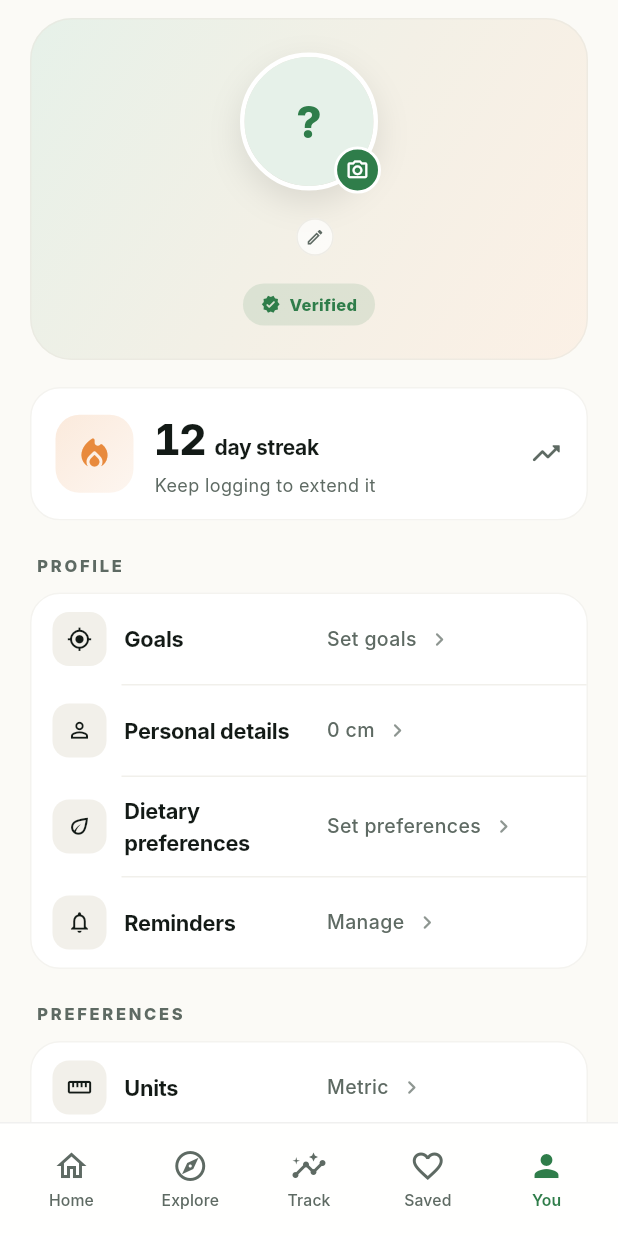
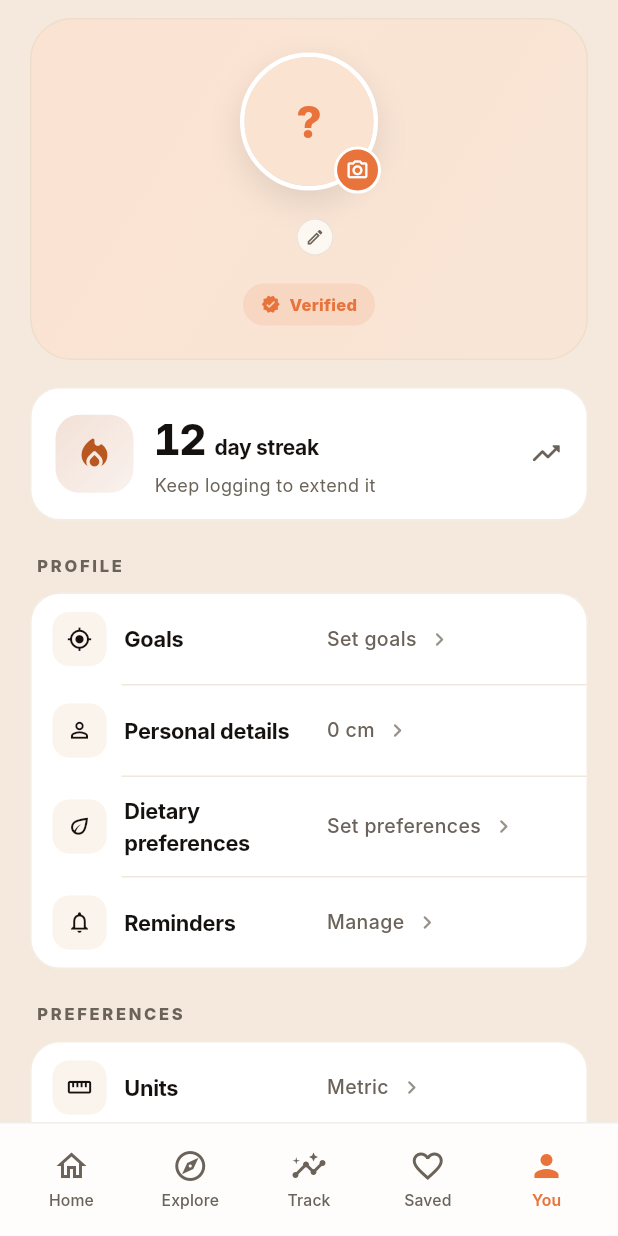
Before and after one commit to momodeveluk2024/nutrivita-flutter, a Flutter app: the AppShell screen opened by its route, item 5 of the bottom bar chosen, on a phone screen of 412 x 824 dp. Run offline on Flutter 3.47's test engine with Material 3 defaults, Android fonts, the phone set to English and light mode, and no system bars; our stand-ins replace device_preview, dio, flutter_secure_storage, go_router, google_fonts, image_picker and 1 more; accounts and stored records are empty; network calls fail; Roboto replaces fonts that are missing (Inter).

Commit message:
Adopt Nutrimate Design System v2 — warm peach + amber + Instrument Serif
Implements the new design system from /Nutrimate Design System/:
direction = "editorial food magazine × premium iOS app".

theme.dart token swap:
- bg #FBFAF6 → #F4E9DC (warm peach, no green tint)
- accent #2F7D4A green → #E8743C amber/orange (and accentSoft / accentDeep)
- text #131A16 → #14110E (warm near-black)
- vitamin C, A, D, K, Fe, Mg, Ca pills warmed to match the design's
  nutrient hue map (sage for C, deeper amber for A, etc.)
- Added NV.sage + NV.sageSoft to keep the old brand green available
  for OK semantics
- Added NV.surfaceInk (#14110E) for the dark inverse "recommendation"
  card pattern from the kit

Typography:
- Every GoogleFonts.fraunces(...) call across 5 screens (home, splash,
  sign-in, sign-up, onboarding) → GoogleFonts.instrumentSerif(...)
  per the design's specified display serif.

Home greeting:
- Italic now sits on the user's *name* (matches the kit's "Morning,
  *Jane*" pattern), not the time word.

Net effect: every existing NV.accent reference (buttons, chips,
"Verified" pill, ring progress, etc) flips from green to amber
automatically; the entire app turns warm peach in one commit.

```diff
--- a/lib/screens/onboarding.dart
+++ b/lib/screens/onboarding.dart
@@ -172,7 +172,7 @@ class _OnboardingScreenState extends State<OnboardingScreen> {
                                     TextSpan(text: s.titleLead),
                                     TextSpan(
                                       text: s.titleAccent,
-                                      style: GoogleFonts.fraunces(
+                                      style: GoogleFonts.instrumentSerif(
                                         fontStyle: FontStyle.italic,
                                         fontWeight: FontWeight.w500,
                                         fontSize: 32,
--- a/lib/screens/sign_in.dart
+++ b/lib/screens/sign_in.dart
@@ -114,7 +114,7 @@ class _SignInScreenState extends State<SignInScreen> {
                                 const TextSpan(text: 'Welcome '),
                                 TextSpan(
                                   text: 'back.',
-                                  style: GoogleFonts.fraunces(
+                                  style: GoogleFonts.instrumentSerif(
                                     fontStyle: FontStyle.italic,
                                     fontWeight: FontWeight.w500,
                                     fontSize: 36,
--- a/lib/screens/sign_up.dart
+++ b/lib/screens/sign_up.dart
@@ -140,7 +140,7 @@ class _SignUpScreenState extends State<SignUpScreen> {
                                 const TextSpan(text: 'Create '),
                                 TextSpan(
                                   text: 'account.',
-                                  style: GoogleFonts.fraunces(
+                                  style: GoogleFonts.instrumentSerif(
                                     fontStyle: FontStyle.italic,
                                     fontWeight: FontWeight.w500,
                                     fontSize: 36,
--- a/lib/screens/splash.dart
+++ b/lib/screens/splash.dart
@@ -137,7 +137,7 @@ class _SplashScreenState extends State<SplashScreen> {
                         const TextSpan(text: 'Find the vitamins\nin every '),
                         TextSpan(
                           text: 'bite.',
-                          style: GoogleFonts.fraunces(
+                          style: GoogleFonts.instrumentSerif(
                             fontStyle: FontStyle.italic,
                             fontWeight: FontWeight.w500,
                             fontSize: 42,
--- a/lib/theme.dart
+++ b/lib/theme.dart
@@ -1,31 +1,40 @@
 import 'package:flutter/material.dart';
 
 class NV {
-  // Brand
-  static const accent = Color(0xFF2F7D4A);
-  static const accentSoft = Color(0xFFE6F1E9);
-  static const accentDeep = Color(0xFF1E5A34);
+  // Brand — warm amber/orange (per Nutrimate Design System v2)
+  static const accent = Color(0xFFE8743C);
+  static const accentSoft = Color(0xFFFBE3D2);
+  static const accentDeep = Color(0xFFC25A24);
+  static const accentInk = Color(0xFF4A2412);
 
-  // Neutrals (clean off-white, no green tint)
-  static const bg = Color(0xFFFBFAF6);
-  static const bgDark = Color(0xFF0F1512);
+  // Sage — secondary accent (the old brand green)
+  static const sage = Color(0xFF5C7A56);
+  static const sageSoft = Color(0xFFDCE5D2);
+
+  // Surfaces — warm peach palette
+  static const bg = Color(0xFFF4E9DC);
+  static const bgAlt = Color(0xFFEFE2D1);
+  static const bgDark = Color(0xFF14110E);
   static const surface = Color(0xFFFFFFFF);
-  static const surfaceDark = Color(0xFF18201C);
-  static const surfaceMuted = Color(0xFFF2F0EA);
-  static const surfaceMutedDark = Color(0xFF1F2823);
-  static const border = Color(0xFFE8E6DE);
-  static const borderDark = Color(0xFF2A332D);
+  static const surfaceDark = Color(0xFF221D17);
+  static const surfaceMuted = Color(0xFFFAF4EC);
+  static const surfaceMutedDark = Color(0xFF2A241D);
+  static const surfaceInk = Color(0xFF14110E);
+  static const border = Color(0xFFE5D9C7);
+  static const borderDark = Color(0xFF34291F);
+  static const borderStrong = Color(0xFFD4C4AC);
 
-  // Text
-  static const text = Color(0xFF131A16);
-  static const textDark = Color(0xFFF1F3EE);
-  static const textMuted = Color(0xFF5E6A63);
-  static const textMutedDark = Color(0xFF9AA89F);
+  // Text — warm near-black
+  static const text = Color(0xFF14110E);
+  static const textDark = Color(0xFFFAF4EC);
+  static const textMuted = Color(0xFF6B6359);
+  static const textMutedDark = Color(0xFFB8AC9B);
+  static const textSoft = Color(0xFF9C9285);
 
   // Semantic
   static const warn = Color(0xFFC57420);
   static const err = Color(0xFFB23A3A);
-  static const ok = Color(0xFF2F7D4A);
+  static const ok = Color(0xFF5C7A56);
 }
 
 class VitaminHue {
@@ -35,23 +44,23 @@ class VitaminHue {
 }
 
 const Map<String, VitaminHue> vitaminColors = {
-  'A': VitaminHue(Color(0xFFE88A3D), Color(0xFFFBEADB)),
+  'A': VitaminHue(Color(0xFFB85820), Color(0xFFFBE3D2)),
   'B1': VitaminHue(Color(0xFFC68B1C), Color(0xFFF5E8C8)),
   'B2': VitaminHue(Color(0xFFB6A322), Color(0xFFF2EFCB)),
   'B3': VitaminHue(Color(0xFFC06B2F), Color(0xFFF5E1D3)),
   'B5': VitaminHue(Color(0xFF26827D), Color(0xFFDDEDEB)),
-  'C': VitaminHue(Color(0xFF2F7D4A), Color(0xFFE6F1E9)),
-  'D': VitaminHue(Color(0xFFC79B1A), Color(0xFFF7EFD3)),
-  'E': VitaminHue(Color(0xFF7A5CC0), Color(0xFFEBE6F6)),
-  'K': VitaminHue(Color(0xFF3A6B88), Color(0xFFE1ECF2)),
+  'C': VitaminHue(Color(0xFF3F5A36), Color(0xFFDCE5D2)),
+  'D': VitaminHue(Color(0xFF9C7818), Color(0xFFF7EAC8)),
+  'E': VitaminHue(Color(0xFF5A4592), Color(0xFFEBE6F6)),
+  'K': VitaminHue(Color(0xFF3A6B88), Color(0xFFDDE7EE)),
   'B6': VitaminHue(Color(0xFFB23A5C), Color(0xFFF4E0E6)),
   'B7': VitaminHue(Color(0xFF9B4A8B), Color(0xFFF1E1EE)),
   'B12': VitaminHue(Color(0xFF1E7A82), Color(0xFFDCECEE)),
   'B9': VitaminHue(Color(0xFF6B8E3A), Color(0xFFE9EFDA)),
-  'Fe': VitaminHue(Color(0xFF8A4B3D), Color(0xFFF1DFDB)),
-  'Zn': VitaminHue(Color(0xFF4A5B70), Color(0xFFDEE3EA)),
-  'Mg': VitaminHue(Color(0xFF2B8079), Color(0xFFDAEDEA)),
-  'Ca': VitaminHue(Color(0xFFA07DBB), Color(0xFFECE3F2)),
+  'Fe': VitaminHue(Color(0xFF8A4030), Color(0xFFF1DAD0)),
+  'Zn': VitaminHue(Color(0xFF3F4F62), Color(0xFFE1E5EC)),
+  'Mg': VitaminHue(Color(0xFF1F6E66), Color(0xFFD6E8E2)),
+  'Ca': VitaminHue(Color(0xFF7A5CA0), Color(0xFFE8E0EE)),
   'Kp': VitaminHue(Color(0xFFC0782E), Color(0xFFF5E4D0)),
   'Na': VitaminHue(Color(0xFF687684), Color(0xFFE4E8EC)),
   'P': VitaminHue(Color(0xFF2E7E95), Color(0xFFDCECF0)),
@@ -59,9 +68,9 @@ const Map<String, VitaminHue> vitaminColors = {
   'Mn': VitaminHue(Color(0xFF954C72), Color(0xFFF0DFE8)),
   'S': VitaminHue(Color(0xFF77723B), Color(0xFFECEAD7)),
   'Protein': VitaminHue(Color(0xFF7A3F34), Color(0xFFF0DDD9)),
-  'Fiber': VitaminHue(Color(0xFF47743C), Color(0xFFE2ECDE)),
-  'Carbs': VitaminHue(Color(0xFF786D32), Color(0xFFEDE8CF)),
-  'Fat': VitaminHue(Color(0xFF8A6E43), Color(0xFFEDE5D8)),
+  'Fiber': VitaminHue(Color(0xFF3F5A36), Color(0xFFDCE5D2)),
+  'Carbs': VitaminHue(Color(0xFF8A6E2C), Color(0xFFF1E4C5)),
+  'Fat': VitaminHue(Color(0xFF8A5C36), Color(0xFFEFDFD0)),
 };
 
 const Map<String, String> nutrientShortLabels = {
```
Also changed, not shown: lib/screens/home.dart (+15 -13 lines).
